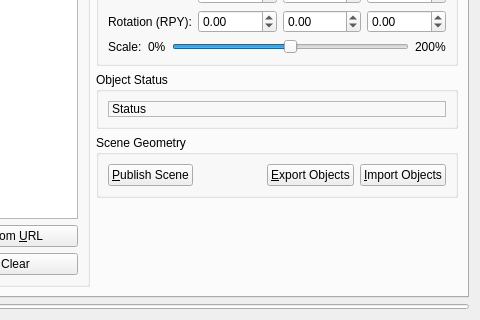
moveit/moveit, file moveit_ros/visualization/motion_planning_rviz_plugin/src/ui/motion_planning_rviz_plugin_frame.ui: the form before one commit; both pictures show x 212 to 692 and y 94 to 414 of the 692 by 414 pixel window.
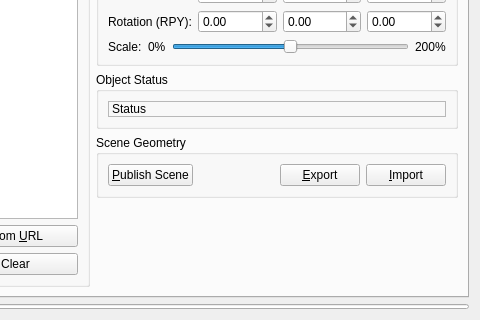
The form after the commit. The open tabs and pages were chosen to show the change. Custom widgets are drawn as their Qt base class.

Commit message: Add review comments (names, scaling)

```diff
--- a/moveit_ros/visualization/motion_planning_rviz_plugin/src/ui/motion_planning_rviz_plugin_frame.ui
+++ b/moveit_ros/visualization/motion_planning_rviz_plugin/src/ui/motion_planning_rviz_plugin_frame.ui
@@ -1171,7 +1171,7 @@
           <item>
            <widget class="QPushButton" name="export_scene_geometry_text_button">
             <property name="text">
-             <string>&amp;Export Objects</string>
+             <string>&amp;Export</string>
             </property>
             <property name="toolTip">
              <string>Export scene geometry to a .scene file (only geometry information is preserved)</string>
@@ -1181,7 +1181,7 @@
           <item>
            <widget class="QPushButton" name="import_scene_geometry_text_button">
             <property name="text">
-             <string>&amp;Import Objects</string>
+             <string>&amp;Import</string>
             </property>
             <property name="toolTip">
              <string>Import scene geometry from a .scene file (only geometry information is preserved)</string>
```
The commit also changes 1 other file.
